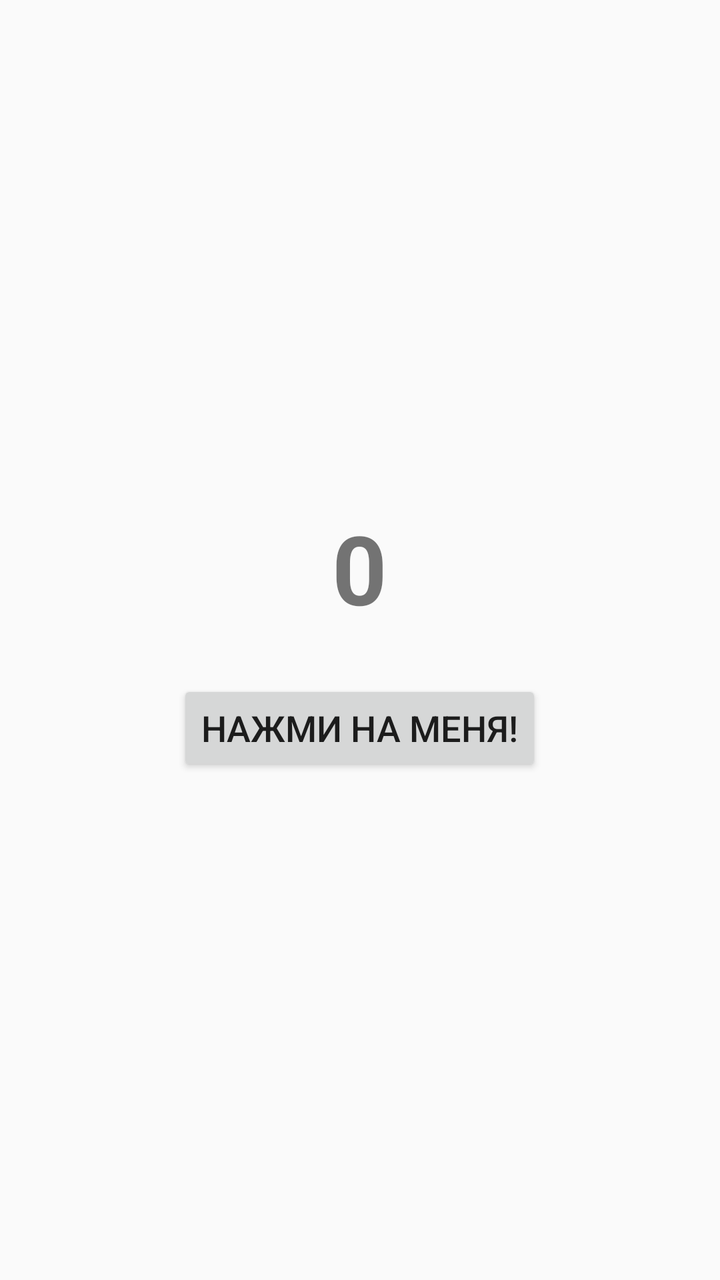
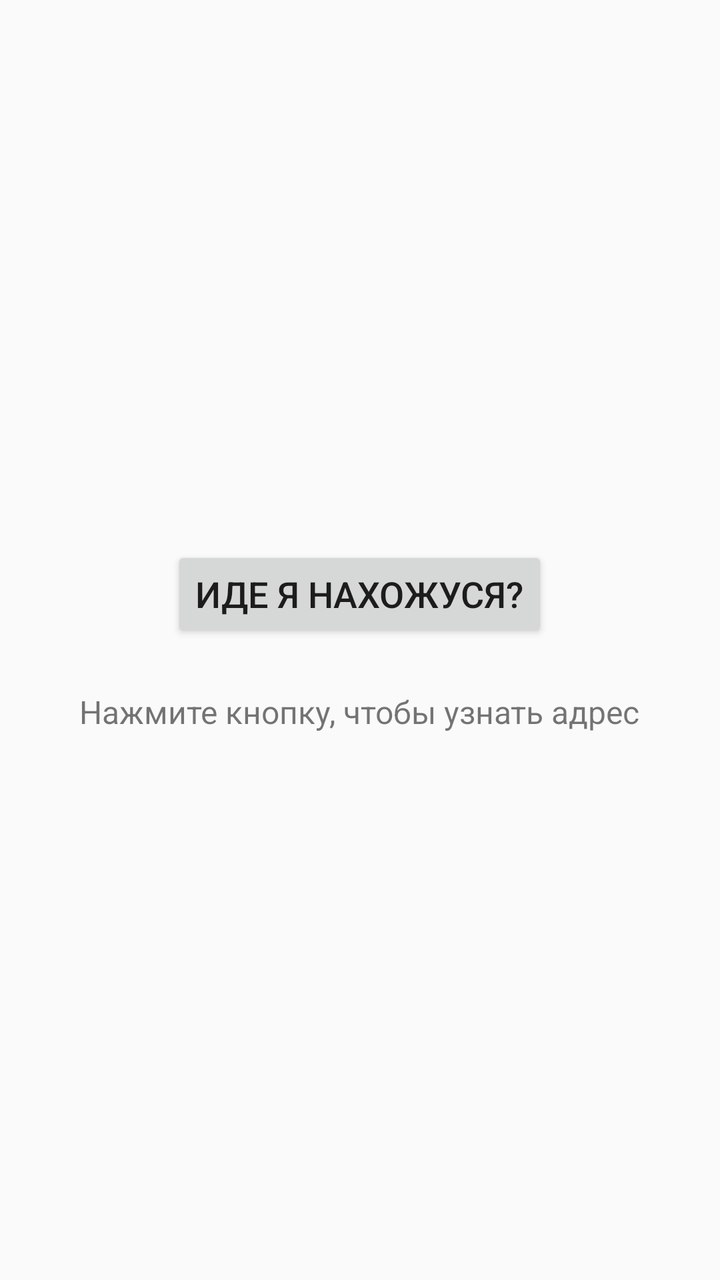

An Android layout rendered at two revisions. The XML below is the earlier revision; the diff shows what the commit changed to produce the second picture.
<!-- AndroidManifest.xml: application theme Theme.AppCompat.Light.DarkActionBar -->
<!-- res/layout/activity_main.xml -->
<?xml version="1.0" encoding="utf-8"?>

<LinearLayout xmlns:android="http://schemas.android.com/apk/res/android"
    android:layout_width="match_parent"
    android:layout_height="match_parent"
    android:gravity="center"
    android:orientation="vertical"
    android:padding="24dp">

    <TextView
        android:id="@+id/textViewCount"
        android:layout_width="wrap_content"
        android:layout_height="wrap_content"
        android:text="0"
        android:textSize="48sp"
        android:textStyle="bold"
        android:layout_marginBottom="24dp"/>

    <Button
        android:id="@+id/buttonClick"
        android:layout_width="wrap_content"
        android:layout_height="wrap_content"
        android:text="Нажми на меня!"
        android:textSize="18sp"/>

</LinearLayout>
<!-- resources referenced by this layout -->
<resources>

</resources>

<!-- the commit's change to res/layout/activity_main.xml (unified diff, before → after) -->
@@ -7,20 +7,20 @@
     android:orientation="vertical"
     android:padding="24dp">
 
-    <TextView
-        android:id="@+id/textViewCount"
+    <Button
+        android:id="@+id/btnGetLocation"
         android:layout_width="wrap_content"
         android:layout_height="wrap_content"
-        android:text="0"
-        android:textSize="48sp"
-        android:textStyle="bold"
-        android:layout_marginBottom="24dp"/>
+        android:text="Иде я нахожуся?"
+        android:textSize="18sp" />
 
-    <Button
-        android:id="@+id/buttonClick"
+    <TextView
+        android:id="@+id/tvLocationResult"
         android:layout_width="wrap_content"
         android:layout_height="wrap_content"
-        android:text="Нажми на меня!"
-        android:textSize="18sp"/>
+        android:layout_marginTop="24dp"
+        android:gravity="center"
+        android:text="Нажмите кнопку, чтобы узнать адрес"
+        android:textSize="16sp" />
 
 </LinearLayout>
